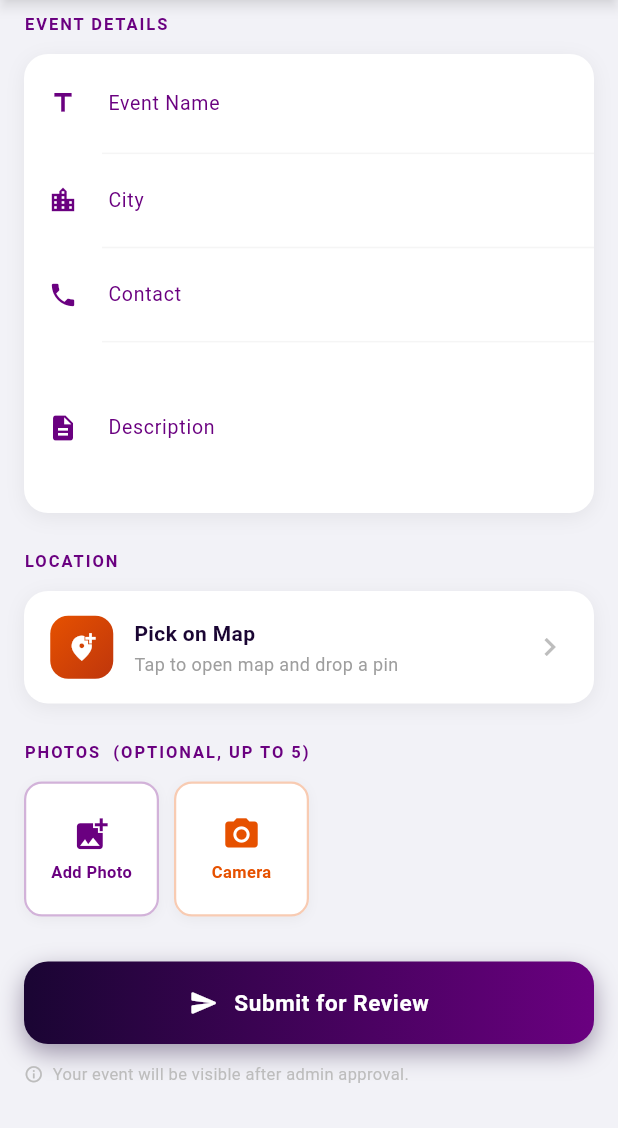
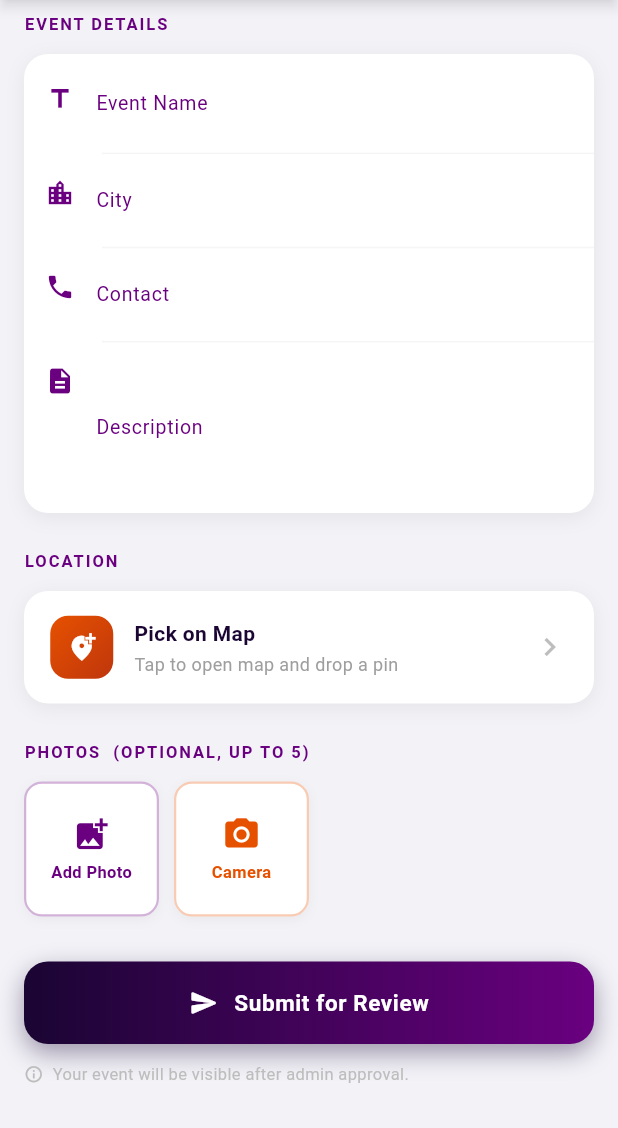
Before and after one commit to VimarshanaBandara/Wesak, a Flutter app: the AddEventScreen screen opened directly, scrolled down 381 dp, on a phone screen of 412 x 824 dp, the part 108-1236 px from its top. Run offline on Flutter 3.47's test engine with Material 3 defaults, Android fonts, the phone set to English and light mode, and no system bars; our stand-ins replace cloud_firestore, firebase_auth, firebase_core, firebase_storage, flutter_map, geolocator and 4 more; accounts and stored records are empty.

Commit message:
fix add screen UI issue

```diff
--- a/lib/screens/add_event_screen.dart
+++ b/lib/screens/add_event_screen.dart
@@ -751,7 +751,21 @@ class _AddEventScreenState extends State<AddEventScreen> {
     bool isFirst = false,
     bool isLast = false,
   }) {
-    return TextFormField(
+    return Row(
+      crossAxisAlignment: CrossAxisAlignment.start,
+      children: [
+        // Icon — vertically padded to align with first text line
+        Padding(
+          padding: EdgeInsets.only(
+            left: 14,
+            right: 14,
+            top: isFirst ? 20 : 16,
+          ),
+          child: Icon(icon, size: 20, color: _purple),
+        ),
+        // Field — error text now aligns with label/hint naturally
+        Expanded(
+          child: TextFormField(
             controller: controller,
             maxLines: maxLines,
             keyboardType: keyboardType,
@@ -759,18 +773,12 @@ class _AddEventScreenState extends State<AddEventScreen> {
             decoration: InputDecoration(
               labelText: label,
               hintText: hint,
-        labelStyle:
-            const TextStyle(fontSize: 13, color: Color(0xFF6A0080)),
-        hintStyle: TextStyle(fontSize: 13, color: Colors.grey[350]),
-        prefixIcon: Padding(
-          padding: const EdgeInsets.symmetric(horizontal: 14),
-          child: Icon(icon, size: 20, color: _purple),
-        ),
-        prefixIconConstraints:
-            const BoxConstraints(minWidth: 52, minHeight: 0),
+              labelStyle: const TextStyle(
+                  fontSize: 13, color: Color(0xFF6A0080)),
+              hintStyle:
+                  TextStyle(fontSize: 13, color: Colors.grey[350]),
               filled: false,
               contentPadding: EdgeInsets.only(
-          left: 0,
                 right: 16,
                 top: isFirst ? 16 : 12,
                 bottom: isLast ? 16 : 12,
@@ -782,6 +790,9 @@ class _AddEventScreenState extends State<AddEventScreen> {
               focusedErrorBorder: InputBorder.none,
               errorStyle: const TextStyle(fontSize: 11),
             ),
+          ),
+        ),
+      ],
     );
   }
 
```
Lines whose indentation alone changed are shown as unchanged.
